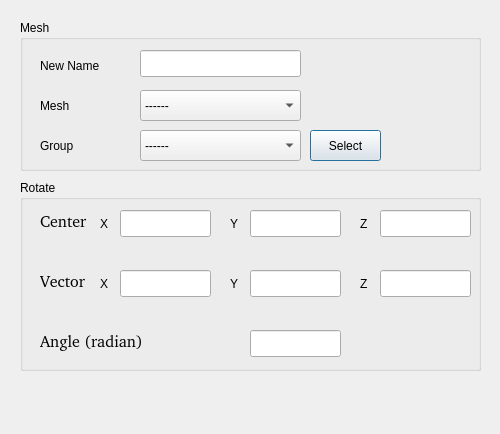
Before: the Qt Designer form src/MCMESHTRANGUI/RotateMesh.ui in inr-kit/McMeshTran-Source, drawn with Qt 5.
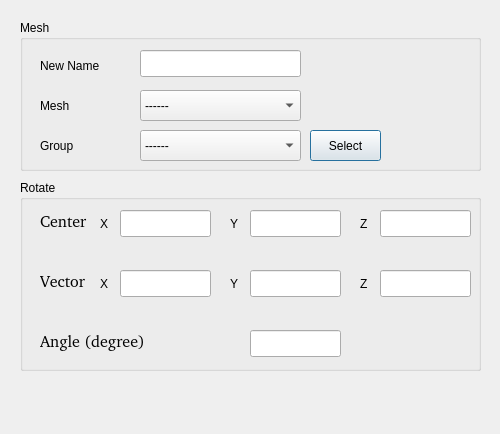
After: the same form once the commit is applied.

What changed in the file:
```diff
--- a/src/MCMESHTRANGUI/RotateMesh.ui
+++ b/src/MCMESHTRANGUI/RotateMesh.ui
@@ -245,7 +245,7 @@
      </font>
     </property>
     <property name="text">
-     <string>Angle (radian)</string>
+     <string>Angle (degree)</string>
     </property>
    </widget>
   </widget>
```
